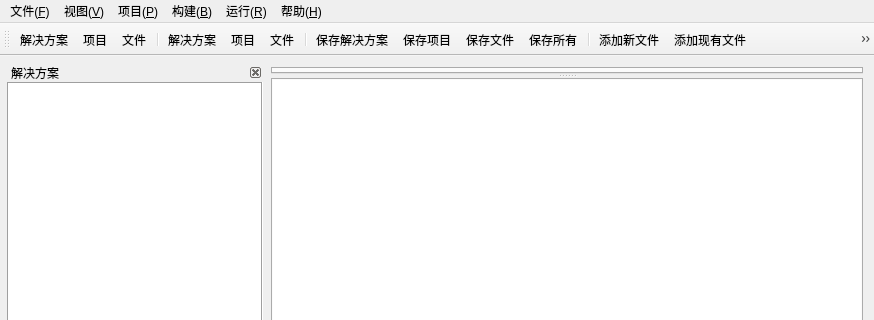
This is src/tools/nide/ui/MainWindow.ui in dliting/nlang as Qt 5 draws it before an edit; both pictures show x 0 to 874 and y 0 to 320 of the 874 by 673 pixel window. The edited form follows.
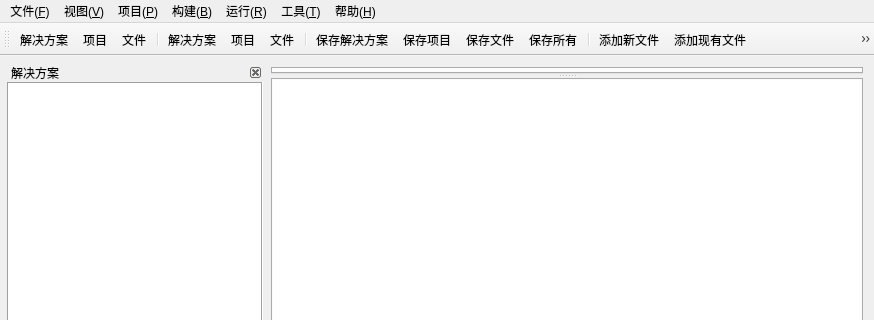
This is the edited form. Icons and pictures are not drawn. Custom widgets are drawn as their Qt base class.

Commit message: feat(nide): add Tools > Options dialog for language and build output

Diff of the .ui file:
```diff
--- a/src/tools/nide/ui/MainWindow.ui
+++ b/src/tools/nide/ui/MainWindow.ui
@@ -418,6 +418,12 @@
     <addaction name="separator"/>
     <addaction name="actViewToolBar"/>
    </widget>
+   <widget class="QMenu" name="menuTools">
+    <property name="title">
+     <string>工具(&amp;T)</string>
+    </property>
+    <addaction name="actToolsOptions"/>
+   </widget>
    <widget class="QMenu" name="menuHelp">
     <property name="title">
      <string>帮助(&amp;H)</string>
@@ -433,6 +439,7 @@
    <addaction name="menuProject"/>
    <addaction name="menuBuild"/>
    <addaction name="menuRun"/>
+   <addaction name="menuTools"/>
    <addaction name="menuHelp"/>
   </widget>
   <widget class="QToolBar" name="mainToolBar">
```
Left out of the diff: 8 changed lines with no effect on the pictures. The commit also changes 8 other files.
